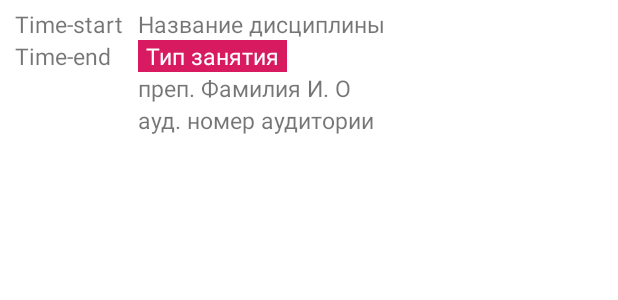
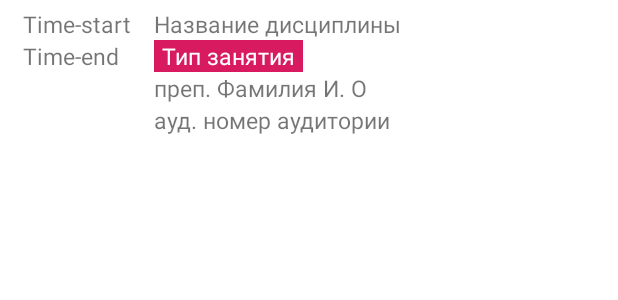
Before and after one commit to redhawk16/SibadiRasp, an Android app: the layout lessons_item.xml on its own in the app's theme, with its tools: preview values and no code run, on a phone screen of 412 x 824 dp. Shown: the top 300 px of the screen. Run offline under Robolectric (Android 15) with nearby library versions, the phone set to English and light mode, and no system bars; Roboto replaces fonts that are not available here.

Commit message:
Add DB in ListView & BugFixes

```diff
--- a/app/src/main/res/layout/lessons_item.xml
+++ b/app/src/main/res/layout/lessons_item.xml
@@ -6,14 +6,14 @@
     android:orientation="horizontal"
     android:background="#FFFFFF"
     android:paddingBottom="5dp"
-    android:paddingLeft="10dp"
-    android:paddingRight="10dp"
+    android:paddingLeft="15dp"
+    android:paddingRight="15dp"
     android:paddingTop="5dp">
 
     <TableLayout
         android:layout_width="wrap_content"
         android:layout_height="wrap_content"
-        android:layout_marginRight="10dp">
+        android:layout_marginEnd="15dp">
 
         <TableRow
             android:layout_width="wrap_content"
--- a/app/src/main/res/layout/lessons_listview.xml
+++ b/app/src/main/res/layout/lessons_listview.xml
@@ -14,6 +14,7 @@
         android:layout_marginLeft="10dp"
         android:layout_marginRight="10dp"
         android:layout_marginTop="10dp"
+        android:layout_marginBottom="10dp"
         android:divider="#d1d1d1"
         android:dividerHeight="10dp">
     </ListView>
```
